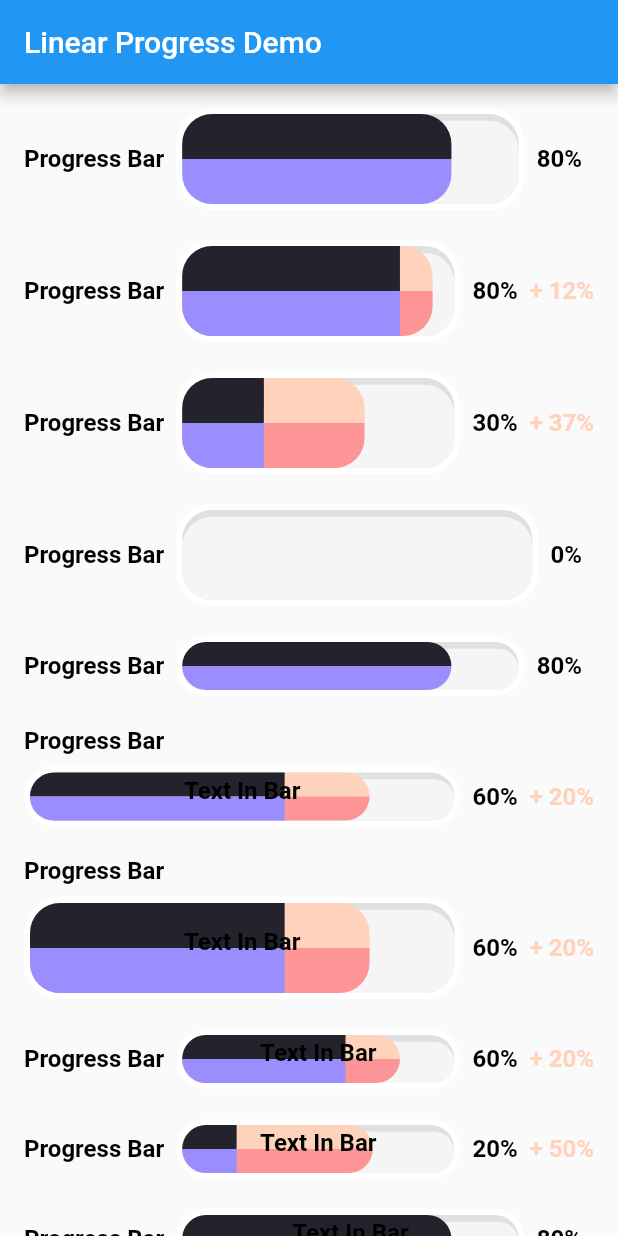
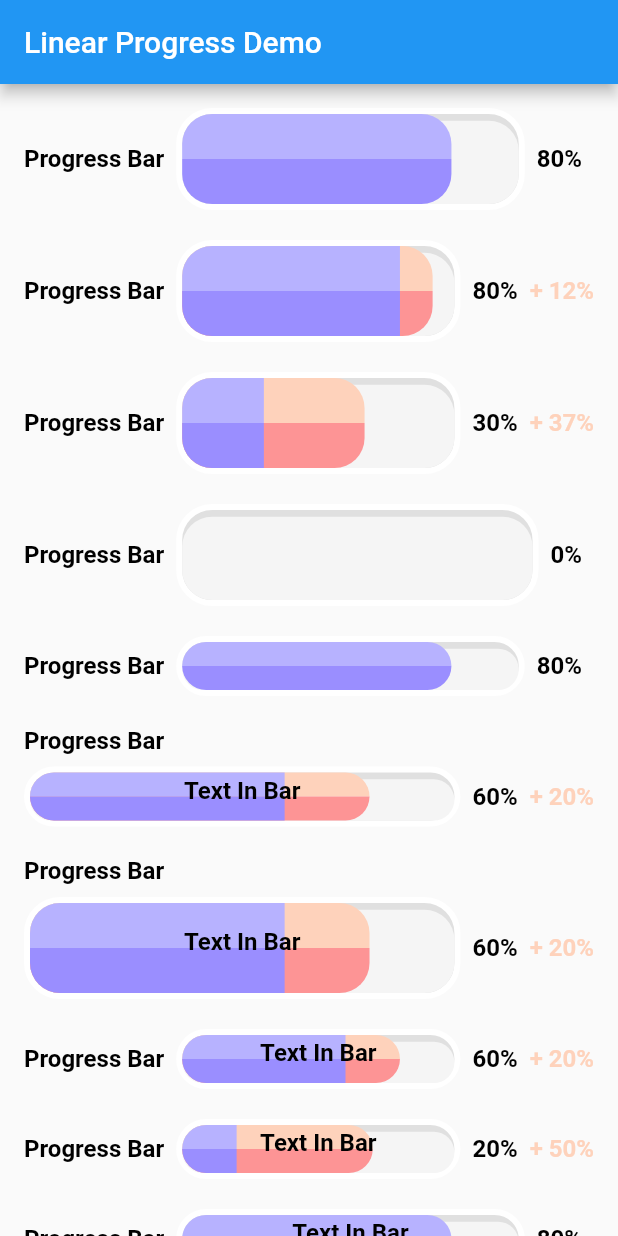
Before and after one commit to sangle1996/flutter_custom_progress_bar, a Flutter app: the screen it shows after launch, on a phone screen of 412 x 824 dp. Run offline on Flutter 3.47's test engine with Material 2 defaults, Android fonts, the light colour scheme and no system bars.

Commit message:
Update widget

```diff
--- a/lib/widget/custom_progress_bar.dart
+++ b/lib/widget/custom_progress_bar.dart
@@ -8,7 +8,7 @@ enum TitleStyle {
 const double defaultHeight = 32;
 
 const Color mainColor2 = Color(0xFF9A8EFF);
-const Color mainColor1 = Color.fromARGB(255, 35, 34, 45);
+const Color mainColor1 = Color(0xFFB7B2FF);
 
 const Color plusColor2 = Color(0xFFFD9495);
 const Color plusColor1 = Color(0xFFFED2BB);
@@ -126,7 +126,8 @@ class CustomProgressBar extends StatelessWidget {
                     FractionallySizedBox(
                       alignment: Alignment.centerLeft,
                       widthFactor: progress,
-                      child: _progressSegment(mainColor1, mainColor2, height,
+                      child: _progressSegment(
+                          mainColor1, mainColor2, height,
                           leftRadius: const Radius.circular(20),
                           rightRadius: Radius.circular(
                             plusProgress != null ? 0 : 20,
@@ -201,6 +202,7 @@ class CustomProgressBar extends StatelessWidget {
 
   _textInBar() {
     return SizedBox(
-        height: height, child: Center(child: _labelCommonWidget(textInBar!)));
+        height: height,
+        child: Center(child: _labelCommonWidget(textInBar!)));
   }
 }
```
